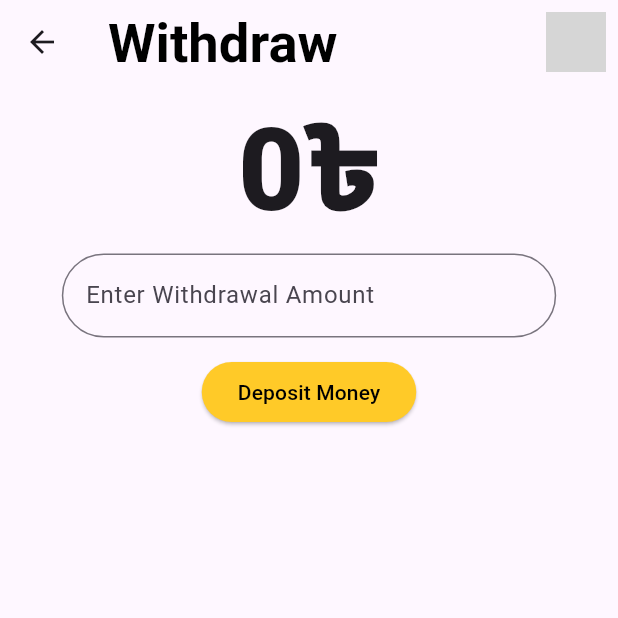
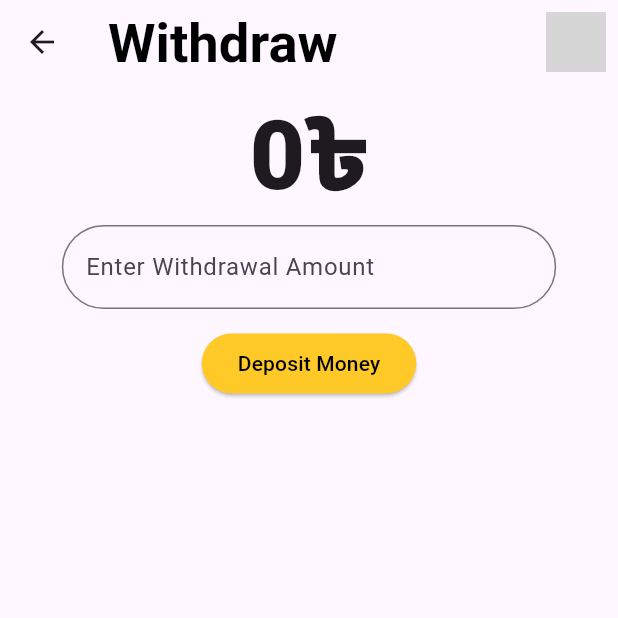
Before and after one commit to Sadman-123/Banking-Management-System, a Flutter app: the Withdraw screen opened directly, after a tap on "Deposit Money", on a phone screen of 412 x 824 dp, the top half of it. Run offline on Flutter 3.47's test engine with Material 3 defaults, Android fonts, the phone set to English and light mode, and no system bars; our stand-ins replace get; network calls fail; grey boxes are pictures that could not be loaded.

Commit message:
more changes almost done

```diff
--- a/lib/controller/bank_controller.dart
+++ b/lib/controller/bank_controller.dart
@@ -35,7 +35,7 @@ class BankController extends GetxController{
       var res=await http.post(url,headers: {'Content-Type': 'application/json; charset=UTF-8',},body: json.encode(dat));
       if(res.statusCode==200)
       {
-        l1.value=depositcontroller.text;
+        l1.value="+${depositcontroller.text}";
         depositcontroller.clear();
         Get.snackbar("Success", "Deposit Successfully");
       }
@@ -54,7 +54,7 @@ class BankController extends GetxController{
     var res=await http.post(url,headers: {'Content-Type': 'application/json; charset=UTF-8',},body: json.encode(dat));
     if(res.statusCode==200)
     {
-      l2.value=withdrawcontroller.text;
+      l2.value="-${withdrawcontroller.text}";
       Get.snackbar("Success", "Withdraw Successfully");
       withdrawcontroller.clear();
     }
--- a/lib/main.dart
+++ b/lib/main.dart
@@ -54,7 +54,7 @@ class App extends StatelessWidget {
               child: Obx(()=>Text(
                 "${bank.sum}৳",
                 style: TextStyle(
-                    fontSize: mdw * 0.185, fontWeight: FontWeight.w900),
+                    fontSize: mdw * 0.155, fontWeight: FontWeight.w900),
               ),)
             ),
             Container(
--- a/lib/pages/deposit.dart
+++ b/lib/pages/deposit.dart
@@ -31,7 +31,7 @@ BankController bank=Get.find();
             Obx(()=>Text(
               "${bank.l1}৳",
               style: TextStyle(
-                  fontSize: mdw * 0.185, fontWeight: FontWeight.w900),
+                  fontSize: mdw * 0.155, fontWeight: FontWeight.w900),
             ),),
             Container(
               width: mdw * 0.8,
--- a/lib/pages/withdraw.dart
+++ b/lib/pages/withdraw.dart
@@ -28,8 +28,8 @@ class Withdraw extends StatelessWidget{
         child: Column(
           children: [
             Obx(()=>Text(
-              "${bank.l2.value}৳", // Use .value for reactive variables
-              style: TextStyle(fontSize: mdw * 0.185, fontWeight: FontWeight.w900),
+              "${bank.l2.value}৳",
+              style: TextStyle(fontSize: mdw * 0.155, fontWeight: FontWeight.w900),
             ),),
             Container(
               width: mdw * 0.8,
```
